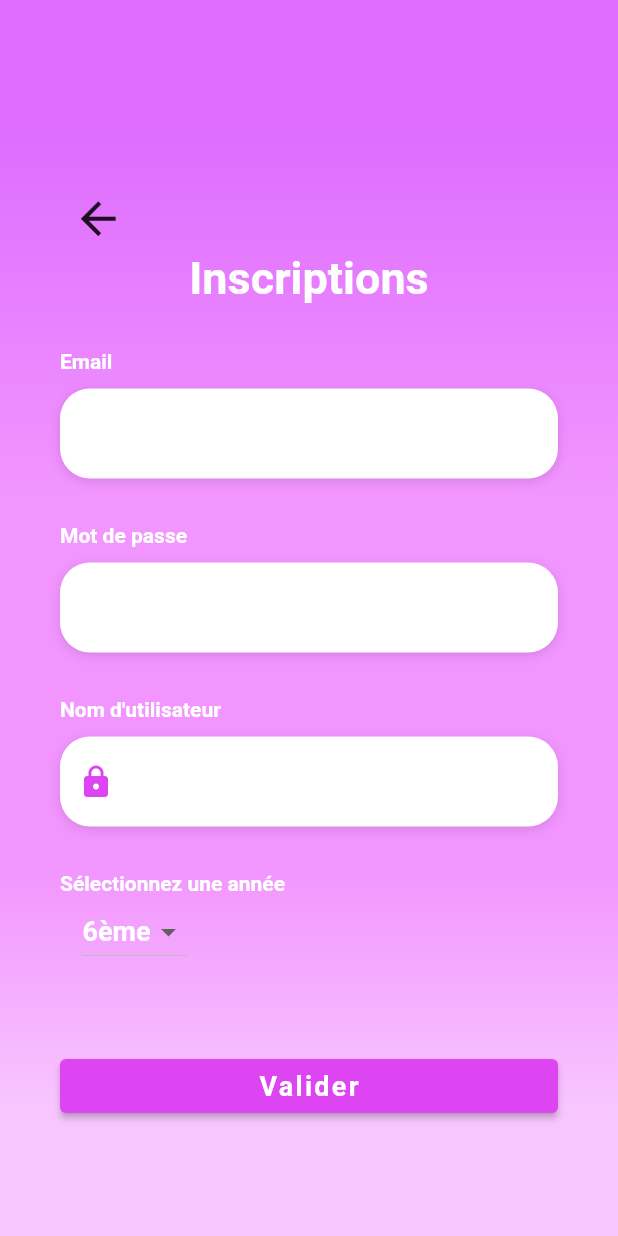
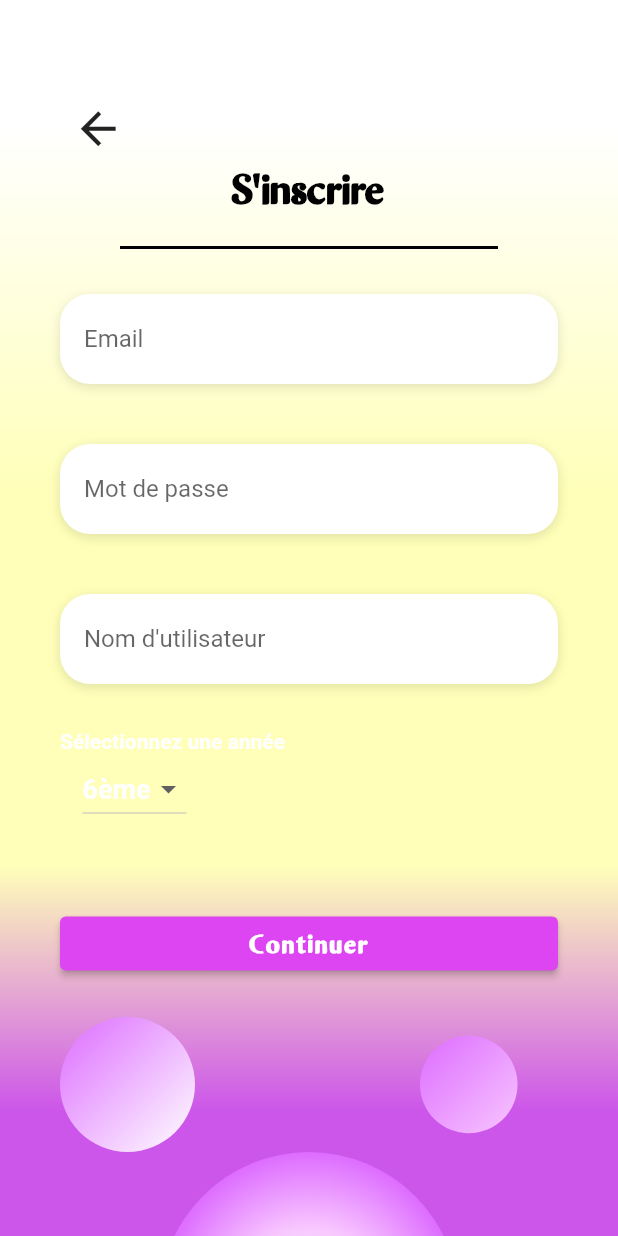
Before and after one commit to MathieuLebrun/mds_projet, a Flutter app: the InscriptionScreen screen opened directly, on a phone screen of 412 x 824 dp. Run offline on Flutter 3.47's test engine with Material 2 defaults, Android fonts, the phone set to English and light mode, and no system bars; our stand-ins replace firebase_auth, font_awesome_flutter, google_fonts, shared_preferences, video_player; missing offline and left inert: model_viewer_plus; accounts and stored records are empty; Roboto replaces fonts that are missing (OpenSans); project files that could hold a hidden picture were left out.

Commit message:
Front/Inscription

```diff
--- a/mds_project/lib/inscription.dart
+++ b/mds_project/lib/inscription.dart
@@ -52,10 +52,10 @@
                     begin: Alignment.topCenter,
                     end: Alignment.bottomCenter,
                     colors: [
-                      Color(0xFFDD6CFF),
-                      Color(0xFFF295FF),
-                      Color(0xFFF295FF),
-                      Color(0xFFF8C6FF),
+                      Color(0xffffffff),
+                      Color(0xFFffffb9),
+                      Color(0xFFffffb9),
+                      Color(0xFfcc55ea)
                     ],
                     stops: [0.1, 0.4, 0.7, 0.9],
                   ),
@@ -67,7 +67,7 @@
                   physics: const AlwaysScrollableScrollPhysics(),
                   padding: const EdgeInsets.symmetric(
                     horizontal: 40.0,
-                    vertical: 120.0,
+                    vertical: 60.0,
                   ),
                   child: Column(
                     mainAxisAlignment: MainAxisAlignment.center,
@@ -87,12 +87,21 @@
                         ),
                       ]),
                       Text(
-                        'Inscriptions',
+                        "S'inscrire",
                         style: TextStyle(
-                          color: Colors.white,
-                          fontFamily: 'OpenSans',
+                          color: Colors.black,
+                          fontFamily: 'Asdean',
                           fontSize: 30.0,
                           fontWeight: FontWeight.bold,
+                        ),
+                      ),
+                      Container(
+                        margin: EdgeInsets.fromLTRB(40, 0, 40, 0),
+                        padding: EdgeInsets.only(bottom: 20),
+                        decoration: BoxDecoration(
+                          border: Border(
+                              bottom:
+                                  BorderSide(color: Colors.black, width: 2)),
                         ),
                       ),
                       SizedBox(height: 30.0),
@@ -113,6 +122,14 @@
                         height: 30,
                       ),
                       _buildInscInBtn(),
+                      Row(
+                        mainAxisAlignment: MainAxisAlignment.start,
+                        children: [
+                          _buildLilbulle1(),
+                          _buildLilbulle2(),
+                        ],
+                      ),
+                      _buildbulleMain(),
                     ],
                   ),
                 ),
@@ -128,11 +145,6 @@
     return Column(
       crossAxisAlignment: CrossAxisAlignment.start,
       children: <Widget>[
-        Text(
-          'Email',
-          style: kLabelStyle,
-        ),
-        SizedBox(height: 10.0),
         Container(
           alignment: Alignment.centerLeft,
           decoration: kBoxDecorationStyle,
@@ -141,18 +153,14 @@
             controller: emailcontroller,
             keyboardType: TextInputType.emailAddress,
             style: TextStyle(
-              color: Colors.white,
+              color: Colors.black,
               fontFamily: 'OpenSans',
             ),
-            decoration: InputDecoration(
+            decoration: const InputDecoration(
+              labelText: 'Email',
+              floatingLabelBehavior: FloatingLabelBehavior.auto,
               border: InputBorder.none,
-              contentPadding: const EdgeInsets.only(top: 14.0),
-              prefixIcon: Icon(
-                Icons.email,
-                color: Colors.white,
-              ),
-              hintText: 'Entrez votre Email',
-              hintStyle: kHintTextStyle,
+              contentPadding: EdgeInsets.only(left: 16.0),
             ),
           ),
         ),
@@ -235,6 +243,62 @@
     return const Color(0xFFDD45F2);
   }
 
+  Widget _buildbulleMain() {
+    return Container(
+      width: 200,
+      height: 200,
+      decoration: BoxDecoration(
+        shape: BoxShape.circle,
+        gradient: RadialGradient(
+          colors: [
+            Color(0xFFFFFFFF),
+            Color(0xFFF8C6FF),
+            Color(0xFFDD6CFF),
+          ],
+        ),
+      ),
+    );
+  }
+
+  Widget _buildLilbulle1() {
+    return Container(
+      width: 90,
+      height: 90,
+      decoration: BoxDecoration(
+        shape: BoxShape.circle,
+        gradient: LinearGradient(
+          colors: [
+            Color(0xFFDD6CFF),
+            //  Color(0xFFF8C6FF),
+            Color(0xFFFFFFFF),
+          ],
+          begin: Alignment.topLeft,
+          end: Alignment.bottomRight,
+        ),
+      ),
+    );
+  }
+
+  Widget _buildLilbulle2() {
+    return Container(
+      margin: EdgeInsets.fromLTRB(150, 0, 0, 0),
+      width: 65,
+      height: 65,
+      decoration: BoxDecoration(
+        shape: BoxShape.circle,
+        gradient: LinearGradient(
+          colors: [
+            Color(0xFFDD6CFF),
+            //  Color(0xFFF8C6FF),
+            Color(0xFFF8C6FF),
+          ],
+          begin: Alignment.topLeft,
+          end: Alignment.bottomRight,
+        ),
+      ),
+    );
+  }
+
   Widget _buildInscInBtn() {
     return Container(
       padding: const EdgeInsets.symmetric(vertical: 25.0),
@@ -256,13 +320,13 @@
         ), */
         // color: Colors.white,
         child: const Text(
-          'Valider',
+          'Continuer',
           style: TextStyle(
             color: Colors.white,
             letterSpacing: 1.5,
             fontSize: 18.0,
             fontWeight: FontWeight.bold,
-            fontFamily: 'OpenSans',
+            fontFamily: 'Asdean',
           ),
         ),
       ),
@@ -322,10 +386,6 @@
     return Column(
       crossAxisAlignment: CrossAxisAlignment.start,
       children: <Widget>[
-        Text(
-          "Nom d'utilisateur",
-          style: kLabelStyle,
-        ),
         SizedBox(height: 10.0),
         Container(
           alignment: Alignment.centerLeft,
@@ -334,21 +394,14 @@
           child: TextField(
             controller: mdpusername,
             style: TextStyle(
-              color: Colors.white,
+              color: Colors.black,
               fontFamily: 'OpenSans',
             ),
             decoration: const InputDecoration(
+              labelText: "Nom d'utilisateur",
+              floatingLabelBehavior: FloatingLabelBehavior.auto,
               border: InputBorder.none,
-              contentPadding: EdgeInsets.only(top: 14.0),
-              prefixIcon: Icon(
-                Icons.lock,
-                color: Color(0xFFDD45F2),
-              ),
-              hintText: "Entrez votre nom d'utilisateur",
-              hintStyle: TextStyle(
-                color: Colors.white54,
-                fontFamily: 'OpenSans',
-              ),
+              contentPadding: EdgeInsets.only(left: 16.0),
             ),
           ),
         ),
@@ -360,10 +413,6 @@
     return Column(
       crossAxisAlignment: CrossAxisAlignment.start,
       children: <Widget>[
-        Text(
-          'Mot de passe',
-          style: kLabelStyle,
-        ),
         SizedBox(height: 10.0),
         Container(
           alignment: Alignment.centerLeft,
@@ -373,18 +422,14 @@
             controller: mdpcontroller,
             obscureText: true,
             style: TextStyle(
-              color: Colors.white,
+              color: Colors.black,
               fontFamily: 'OpenSans',
             ),
-            decoration: InputDecoration(
+            decoration: const InputDecoration(
+              labelText: 'Mot de passe',
+              floatingLabelBehavior: FloatingLabelBehavior.auto,
               border: InputBorder.none,
-              contentPadding: EdgeInsets.only(top: 14.0),
-              prefixIcon: Icon(
-                Icons.lock,
-                color: Colors.white,
-              ),
-              hintText: 'Entrez votre mot de passe',
-              hintStyle: kHintTextStyle,
+              contentPadding: EdgeInsets.only(left: 16.0),
             ),
           ),
         ),
```
